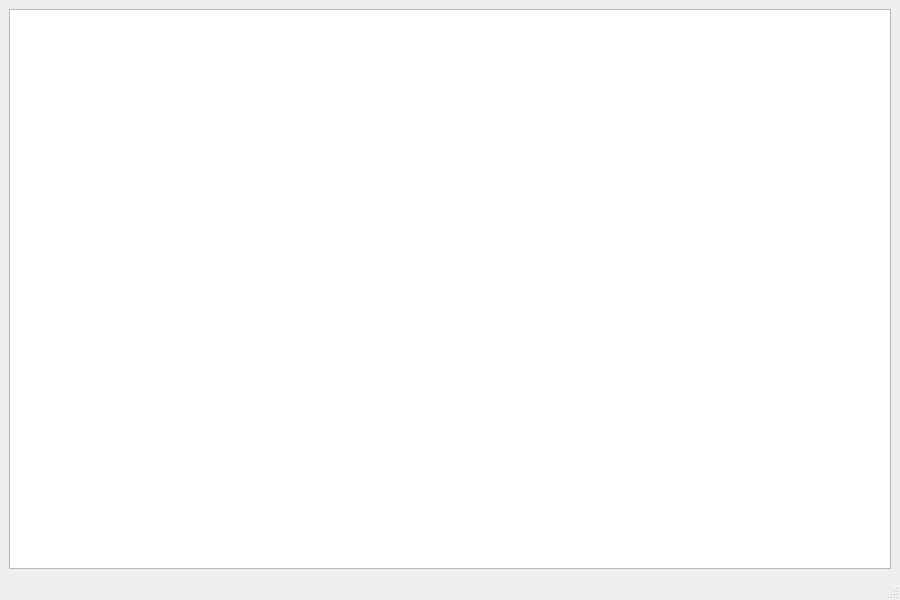
This is wabout.ui in pietr26/OMSI-Tools as Qt 5 draws it before an edit. The edited form follows.
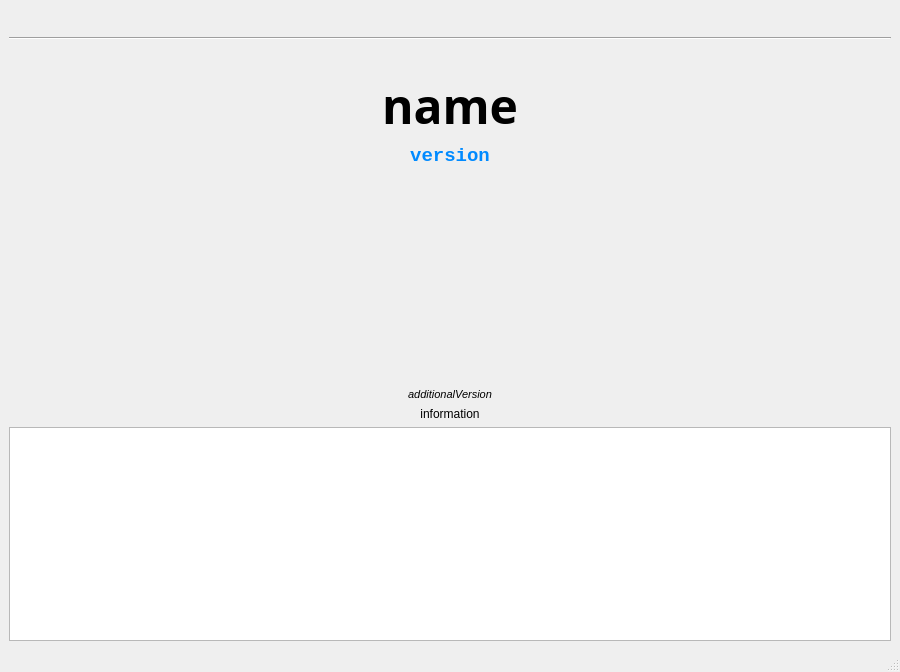
This is the edited form. Icons and pictures are not drawn.

Commit message: Restyled about dialog

The edit to the form file:
```diff
--- a/wabout.ui
+++ b/wabout.ui
@@ -7,7 +7,7 @@
     <x>0</x>
     <y>0</y>
     <width>900</width>
-    <height>600</height>
+    <height>672</height>
    </rect>
   </property>
   <property name="minimumSize">
@@ -21,6 +21,244 @@
   </property>
   <widget class="QWidget" name="centralwidget">
    <layout class="QVBoxLayout" name="verticalLayout">
+    <item>
+     <layout class="QHBoxLayout" name="horizontalLayout_2">
+      <item>
+       <spacer name="horizontalSpacer_3">
+        <property name="orientation">
+         <enum>Qt::Horizontal</enum>
+        </property>
+        <property name="sizeHint" stdset="0">
+         <size>
+          <width>40</width>
+          <height>20</height>
+         </size>
+        </property>
+       </spacer>
+      </item>
+      <item>
+       <widget class="QPushButton" name="btnClose">
+        <property name="sizePolicy">
+         <sizepolicy hsizetype="Maximum" vsizetype="Maximum">
+          <horstretch>0</horstretch>
+          <verstretch>0</verstretch>
+         </sizepolicy>
+        </property>
+        <property name="cursor">
+         <cursorShape>PointingHandCursor</cursorShape>
+        </property>
+        <property name="text">
+         <string/>
+        </property>
+        <property name="icon">
+         <iconset resource="ressources.qrc">
+          <normaloff>:/rec/data/icons/iconQuit.svg</normaloff>:/rec/data/icons/iconQuit.svg</iconset>
+        </property>
+        <property name="autoDefault">
+         <bool>false</bool>
+        </property>
+        <property name="default">
+         <bool>false</bool>
+        </property>
+        <property name="flat">
+         <bool>true</bool>
+        </property>
+       </widget>
+      </item>
+     </layout>
+    </item>
+    <item>
+     <widget class="Line" name="line">
+      <property name="orientation">
+       <enum>Qt::Horizontal</enum>
+      </property>
+     </widget>
+    </item>
+    <item>
+     <layout class="QHBoxLayout" name="horizontalLayout">
+      <item>
+       <spacer name="horizontalSpacer_2">
+        <property name="orientation">
+         <enum>Qt::Horizontal</enum>
+        </property>
+        <property name="sizeHint" stdset="0">
+         <size>
+          <width>40</width>
+          <height>20</height>
+         </size>
+        </property>
+       </spacer>
+      </item>
+      <item>
+       <widget class="QLabel" name="lblIcon">
+        <property name="sizePolicy">
+         <sizepolicy hsizetype="Preferred" vsizetype="Preferred">
+          <horstretch>0</horstretch>
+          <verstretch>0</verstretch>
+         </sizepolicy>
+        </property>
+        <property name="maximumSize">
+         <size>
+          <width>200</width>
+          <height>200</height>
+         </size>
+        </property>
+        <property name="sizeIncrement">
+         <size>
+          <width>0</width>
+          <height>0</height>
+         </size>
+        </property>
+        <property name="text">
+         <string/>
+        </property>
+        <property name="pixmap">
+         <pixmap resource="ressources.qrc">:/rec/data/icons/iconOMSI-Tools.svg</pixmap>
+        </property>
+        <property name="scaledContents">
+         <bool>true</bool>
+        </property>
+       </widget>
+      </item>
+      <item>
+       <spacer name="horizontalSpacer">
+        <property name="orientation">
+         <enum>Qt::Horizontal</enum>
+        </property>
+        <property name="sizeHint" stdset="0">
+         <size>
+          <width>40</width>
+          <height>20</height>
+         </size>
+        </property>
+       </spacer>
+      </item>
+     </layout>
+    </item>
+    <item>
+     <widget class="QLabel" name="lblTitle">
+      <property name="sizePolicy">
+       <sizepolicy hsizetype="Preferred" vsizetype="Preferred">
+        <horstretch>0</horstretch>
+        <verstretch>0</verstretch>
+       </sizepolicy>
+      </property>
+      <property name="font">
+       <font>
+        <family>Corbel</family>
+        <pointsize>36</pointsize>
+        <italic>false</italic>
+        <bold>true</bold>
+       </font>
+      </property>
+      <property name="text">
+       <string notr="true">name</string>
+      </property>
+      <property name="textFormat">
+       <enum>Qt::PlainText</enum>
+      </property>
+      <property name="scaledContents">
+       <bool>false</bool>
+      </property>
+      <property name="alignment">
+       <set>Qt::AlignCenter</set>
+      </property>
+     </widget>
+    </item>
+    <item>
+     <widget class="QLabel" name="lblVersion">
+      <property name="sizePolicy">
+       <sizepolicy hsizetype="Preferred" vsizetype="Preferred">
+        <horstretch>0</horstretch>
+        <verstretch>0</verstretch>
+       </sizepolicy>
+      </property>
+      <property name="font">
+       <font>
+        <family>Consolas</family>
+        <pointsize>14</pointsize>
+        <italic>false</italic>
+        <bold>true</bold>
+       </font>
+      </property>
+      <property name="styleSheet">
+       <string notr="true">color: #008AFF</string>
+      </property>
+      <property name="text">
+       <string notr="true">version</string>
+      </property>
+      <property name="textFormat">
+       <enum>Qt::PlainText</enum>
+      </property>
+      <property name="alignment">
+       <set>Qt::AlignCenter</set>
+      </property>
+     </widget>
+    </item>
+    <item>
+     <spacer name="verticalSpacer">
+      <property name="orientation">
+       <enum>Qt::Vertical</enum>
+      </property>
+      <property name="sizeHint" stdset="0">
+       <size>
+        <width>20</width>
+        <height>40</height>
+       </size>
+      </property>
+     </spacer>
+    </item>
+    <item>
+     <widget class="QLabel" name="lbladditionalVersion">
+      <property name="font">
+       <font>
+        <family>Segoe UI</family>
+        <pointsize>8</pointsize>
+        <italic>true</italic>
+       </font>
+      </property>
+      <property name="text">
+       <string notr="true">additionalVersion</string>
+      </property>
+      <property name="textFormat">
+       <enum>Qt::RichText</enum>
+      </property>
+      <property name="alignment">
+       <set>Qt::AlignCenter</set>
+      </property>
+      <property name="wordWrap">
+       <bool>true</bool>
+      </property>
+      <property name="openExternalLinks">
+       <bool>true</bool>
+      </property>
+      <property name="textInteractionFlags">
+       <set>Qt::TextBrowserInteraction</set>
+      </property>
+     </widget>
+    </item>
+    <item>
+     <widget class="QLabel" name="lblInformation">
+      <property name="text">
+       <string notr="true">information</string>
+      </property>
+      <property name="textFormat">
+       <enum>Qt::RichText</enum>
+      </property>
+      <property name="alignment">
+       <set>Qt::AlignCenter</set>
+      </property>
+      <property name="wordWrap">
+       <bool>true</bool>
+      </property>
+      <property name="openExternalLinks">
+       <bool>true</bool>
+      </property>
+      <property name="textInteractionFlags">
+       <set>Qt::TextBrowserInteraction</set>
+      </property>
+     </widget>
+    </item>
     <item>
      <widget class="QTextEdit" name="teedAbout">
       <property name="readOnly">
```
Left out of the diff: 4 changed lines with no effect on the pictures. The commit also changes 2 other files.
